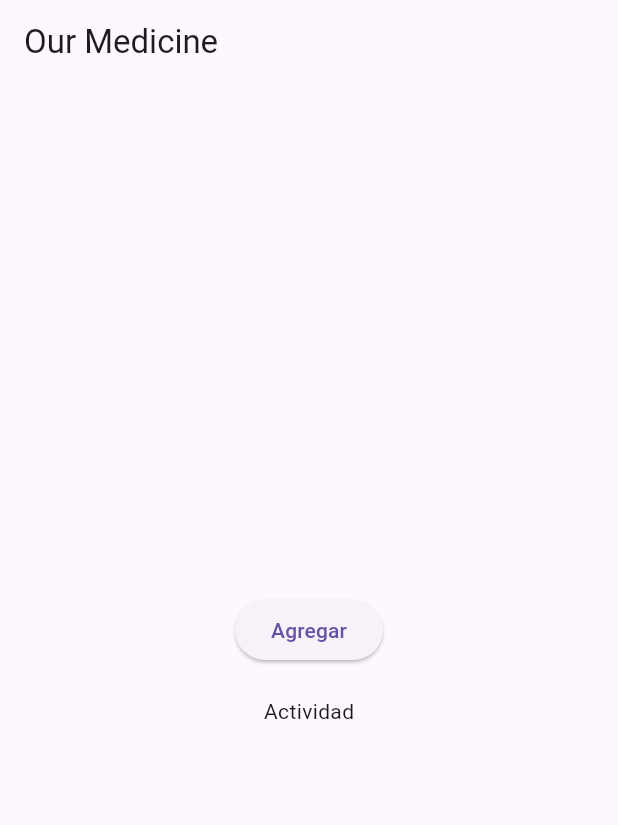
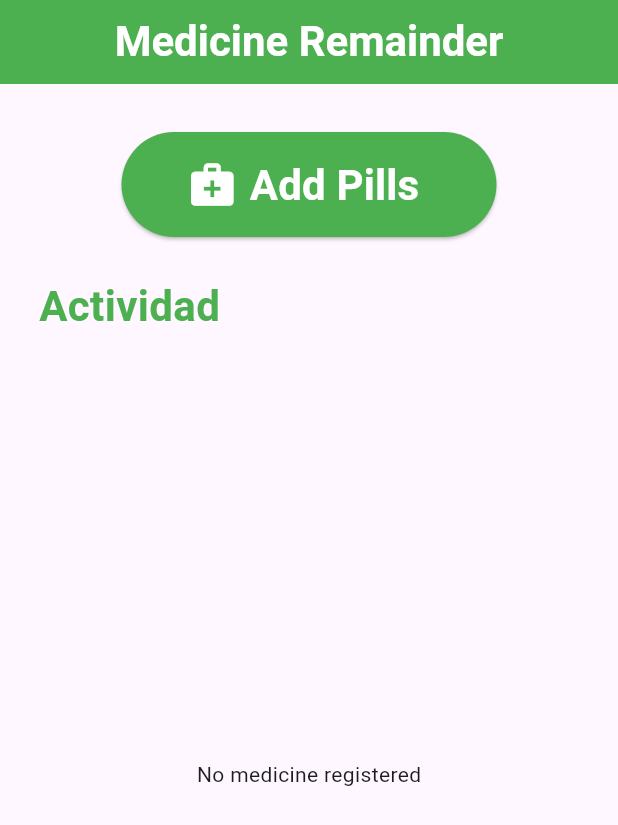
Before and after one commit to soynight/medicine_remainder, a Flutter app: the screen it shows after launch, on a phone screen of 412 x 824 dp. Shown: the top 825 px of the screen. Run offline on Flutter 3.47's test engine with Material 3 defaults, Android fonts, the phone set to English and light mode, and no system bars; missing offline and left inert: flutter_icon_snackbar.

Commit message:
Update app using provider
update changes using provider

```diff
--- /dev/null
+++ b/devtools_options.yaml
@@ -0,0 +1,3 @@
+description: This file stores settings for Dart & Flutter DevTools.
+documentation: https://docs.flutter.dev/tools/devtools/extensions#configure-extension-enablement-states
+extensions:
--- a/lib/main.dart
+++ b/lib/main.dart
@@ -1,23 +1,32 @@
 import 'package:flutter/material.dart';
-import 'package:medicine_remainder/screen/home_page.dart';
+import 'package:medicine_remainder/model/provider_list.dart';
+import 'package:medicine_remainder/screens/home_page.dart';
+import 'package:provider/provider.dart';
 
-void main() => runApp(const MyApp());
+void main() {
+  runApp(ChangeNotifierProvider(
+    create: (context) => TextProvider(),
+    child: const MyApp(),
+  ));
+}
 
-class MyApp extends StatefulWidget {
+class MyApp extends StatelessWidget {
   const MyApp({super.key});
 
   @override
-  State<MyApp> createState() => _MyAppState();
-}
-
-class _MyAppState extends State<MyApp> {
-  @override
   Widget build(BuildContext context) {
     return MaterialApp(
+      debugShowCheckedModeBanner: false,
       title: 'Medicine Remainder',
       home: Scaffold(
         appBar: AppBar(
-          title: const Text('Our Medicine'),
+          backgroundColor: Colors.green,
+          centerTitle: true,
+          foregroundColor: Colors.white,
+          title: const Text(
+            'Medicine Remainder',
+            style: TextStyle(fontSize: 28, fontWeight: FontWeight.bold),
+          ),
         ),
         body: const HomePage(),
       ),
--- /dev/null
+++ b/lib/model/provider_list.dart
@@ -0,0 +1,18 @@
+import 'package:flutter/material.dart';
+
+class TextProvider with ChangeNotifier {
+  final List<String> _textoName = [];
+  final List<String> _textoHour = [];
+  final List<String> _textoColor = [];
+
+  List<String> get textoName => _textoName;
+  List<String> get textoHour => _textoHour;
+  List<String> get textoColor => _textoColor;
+
+  void addText(String textName, String textHour, String textColor) {
+    _textoName.add(textName);
+    _textoHour.add(textHour);
+    _textoColor.add(textColor);
+    notifyListeners();
+  }
+}
--- a/lib/screen/home_page.dart
+++ /dev/null
@@ -1,38 +0,0 @@
-import 'package:flutter/material.dart';
-import 'package:medicine_remainder/screen/add_medicine.dart';
-
-class HomePage extends StatefulWidget {
-  const HomePage({
-    super.key,
-  });
-
-  @override
-  State<HomePage> createState() => _HomePageState();
-}
-
-class _HomePageState extends State<HomePage> {
-  @override
-  Widget build(BuildContext context) {
-    return Center(
-      child: Column(
-        mainAxisAlignment: MainAxisAlignment.center,
-        children: [
-          ElevatedButton(
-              onPressed: () {
-                Navigator.push(
-                  context,
-                  MaterialPageRoute(
-                    builder: (context) => const AddMedicine(),
-                  ),
-                );
-              },
-              child: const Text("Agregar")),
-          const SizedBox(
-            height: 20,
-          ),
-          const Text("Actividad")
-        ],
-      ),
-    );
-  }
-}
--- /dev/null
+++ b/lib/screens/home_page.dart
@@ -0,0 +1,95 @@
+import 'package:flutter/material.dart';
+import 'package:medicine_remainder/model/provider_list.dart';
+import 'package:medicine_remainder/screens/add_medicine.dart';
+import 'package:provider/provider.dart';
+
+class HomePage extends StatefulWidget {
+  const HomePage({
+    super.key,
+  });
+
+  @override
+  State<HomePage> createState() => _HomePageState();
+}
+
+class _HomePageState extends State<HomePage> {
+  @override
+  Widget build(BuildContext context) {
+    return Center(
+      child: Padding(
+        padding: const EdgeInsets.all(16.0),
+        child: Column(
+          mainAxisAlignment: MainAxisAlignment.center,
+          children: [
+            Container(
+              alignment: Alignment.center,
+              padding: const EdgeInsets.all(16),
+              child: ElevatedButton.icon(
+                  style: ElevatedButton.styleFrom(
+                    minimumSize: const Size(250, 70),
+                    backgroundColor: Colors.green,
+                  ),
+                  label: const Text("Add Pills",
+                      style: TextStyle(
+                          fontSize: 28,
+                          color: Colors.white,
+                          fontWeight: FontWeight.bold)),
+                  onPressed: () {
+                    Navigator.push(
+                        context,
+                        MaterialPageRoute(
+                            builder: (context) => const AddMedicine()));
+                  },
+                  icon: const Icon(
+                    Icons.medical_services,
+                    color: Colors.white,
+                    size: 34,
+                  )),
+            ),
+            const SizedBox(
+              height: 10,
+            ),
+            const SizedBox(
+              width: 360,
+              child: Text(
+                "Actividad",
+                style: TextStyle(
+                    fontSize: 28,
+                    fontWeight: FontWeight.bold,
+                    color: Colors.green),
+                textAlign: TextAlign.left,
+              ),
+            ),
+            Expanded(
+              child: Consumer<TextProvider>(
+                builder: (context, textProvider, child) {
+                  if (textProvider.textoName.isEmpty) {
+                    return const Center(
+                      child: Text("No medicine registered"),
+                    );
+                  } else {
+                    return ListView.builder(
+                        itemCount: textProvider.textoName.length,
+                        itemBuilder: (context, index) {
+                          return ListTile(
+                            title: Text(textProvider.textoName[index]),
+                            subtitle: Column(
+                              crossAxisAlignment: CrossAxisAlignment.start,
+                              children: [
+                                Text(textProvider.textoHour[index]),
+                                Text(textProvider.textoColor[index]),
+                              ],
+                            ),
+                            leading: const Icon(Icons.medication),
+                          );
+                        });
+                  }
+                },
+              ),
+            ),
+          ],
+        ),
+      ),
+    );
+  }
+}
--- a/pubspec.yaml
+++ b/pubspec.yaml
@@ -35,6 +35,9 @@ dependencies:
   # The following adds the Cupertino Icons font to your application.
   # Use with the CupertinoIcons class for iOS style icons.
   cupertino_icons: ^1.0.6
+  flutter_icon_snackbar: ^1.1.7
+  shared_preferences: ^2.2.3
+  provider: ^6.1.2
 
 dev_dependencies:
   flutter_test:
```
Also changed, not shown: lib/screens/add_medicine.dart (renamed from lib/screen/add_medicine.dart, +36 -14 lines), pubspec.lock, 2 other files.
